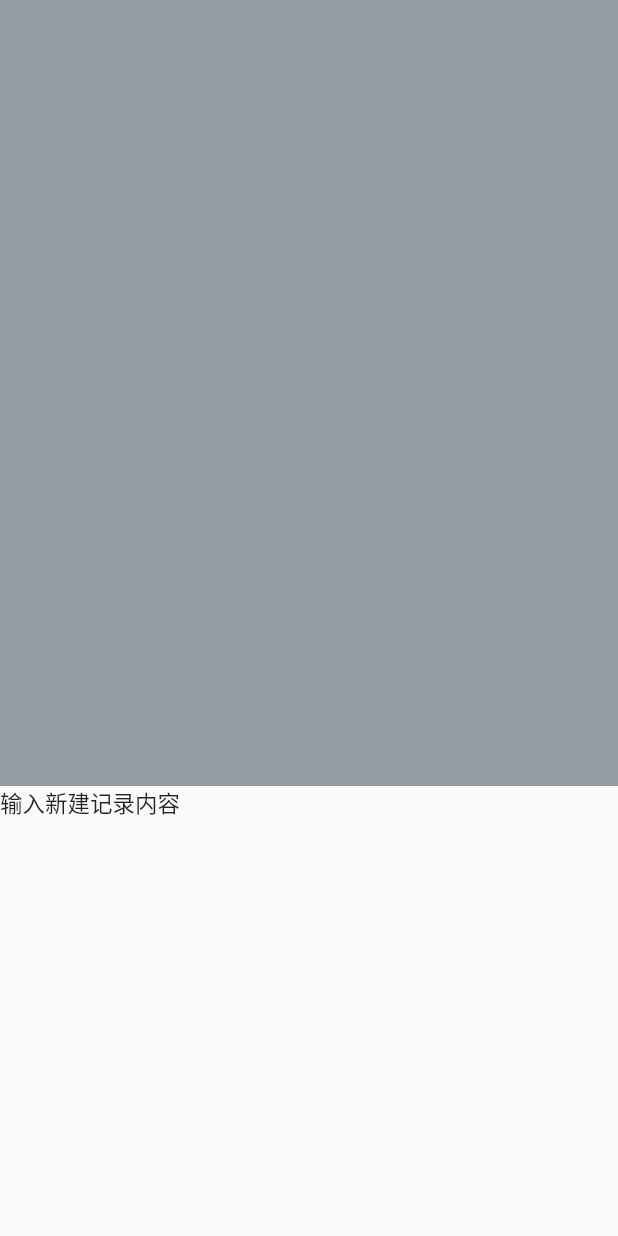
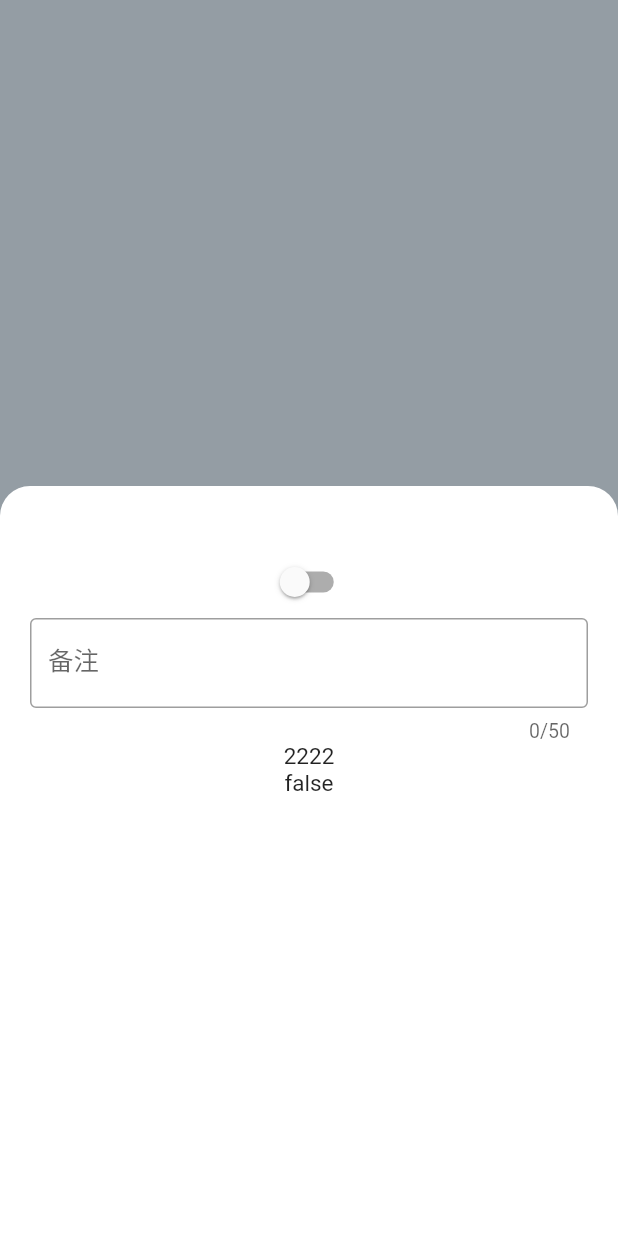
Before and after one commit to lopo12123/wohuaqianlema, a Flutter app: the screen it shows after launch, after a tap on "记个账!", on a phone screen of 412 x 824 dp. Run offline on Flutter 3.47's test engine with Material 2 defaults, Android fonts, the phone set to English and light mode, and no system bars; drawn by our look-alikes of sliding_clipped_nav_bar; our stand-ins replace get, modal_bottom_sheet, sqflite, table_calendar; accounts and stored records are empty; Roboto replaces fonts that are missing (PingFang).

Commit message:
refactor: 重构表结构

```diff
--- /dev/null
+++ b/lib/components/record_form.dart
@@ -0,0 +1,66 @@
+import 'package:flutter/material.dart';
+
+class RecordForm extends StatefulWidget {
+  const RecordForm({super.key});
+
+  @override
+  State<StatefulWidget> createState() => _RecordFormState();
+}
+
+class _RecordFormState extends State<RecordForm> {
+  // 是否是收入
+  bool isIncome = false;
+
+  // 金额
+  double amount = 0.0;
+
+  // 日期
+  bool bb = false;
+
+  // 日期
+  String method = '';
+
+  // 日期
+  DateTime date = DateTime.now();
+
+  @override
+  Widget build(BuildContext context) {
+    return Container(
+      height: 500,
+      decoration: const BoxDecoration(
+        color: Colors.white,
+        borderRadius: BorderRadius.vertical(
+          top: Radius.circular(20),
+          bottom: Radius.zero,
+        ),
+      ),
+      child: Padding(
+        padding: const EdgeInsets.symmetric(vertical: 40, horizontal: 20),
+        child: Column(
+          children: [
+            Switch(
+              value: isIncome,
+              onChanged: (v) {
+                setState(() {
+                  isIncome = v;
+                });
+              },
+            ),
+            TextField(
+              maxLength: 50,
+              keyboardType: TextInputType.number,
+              decoration: InputDecoration(
+                labelText: '备注',
+                border: OutlineInputBorder(
+                  borderSide: BorderSide(color: Colors.black),
+                ),
+              ),
+            ),
+            Text('2222'),
+            Text(isIncome ? 'true' : 'false'),
+          ],
+        ),
+      ),
+    );
+  }
+}
--- a/lib/main.dart
+++ b/lib/main.dart
@@ -1,6 +1,5 @@
 import 'package:flutter/material.dart';
 import 'package:flutter_localizations/flutter_localizations.dart';
-import 'package:intl/date_symbol_data_local.dart';
 import 'package:wohuaqianlema/home_page.dart';
 
 void main() {
--- a/lib/pages/record_page.dart
+++ b/lib/pages/record_page.dart
@@ -1,6 +1,6 @@
-import 'package:animated_radial_menu/animated_radial_menu.dart';
 import 'package:flutter/material.dart';
 import 'package:modal_bottom_sheet/modal_bottom_sheet.dart';
+import 'package:wohuaqianlema/components/record_form.dart';
 
 class RecordPage extends StatefulWidget {
   const RecordPage({super.key});
@@ -22,16 +22,14 @@ class _RecordPageState extends State<RecordPage> {
                 onPressed: () {
                   showMaterialModalBottomSheet(
                       context: context,
+                      backgroundColor: Colors.transparent,
                       builder: (v) {
                         // todo 记录详细内容
-                        return Container(
-                          height: 300,
-                          child: Text('输入新建记录内容'),
-                        );
+                        return const RecordForm();
                       });
                 },
-                icon: Icon(Icons.edit_outlined),
-                label: Text('记个账!'),
+                icon: const Icon(Icons.edit_outlined),
+                label: const Text('记个账!'),
               ),
             ],
           ),
--- a/lib/pages/setting_page.dart
+++ b/lib/pages/setting_page.dart
@@ -45,6 +45,12 @@ class _SettingPageState extends State<SettingPage> {
               },
             ),
             ElevatedButton(
+              child: Text('点击删除数据表'),
+              onPressed: () {
+                RecordManager.drop('record');
+              },
+            ),
+            ElevatedButton(
               child: Text('点击选择日期'),
               onPressed: () {
                 pickDateLocal(context: context).then((value) {
```
Also changed, not shown: lib/scripts/record_manager.dart (+29 -10 lines), 1 other file.
